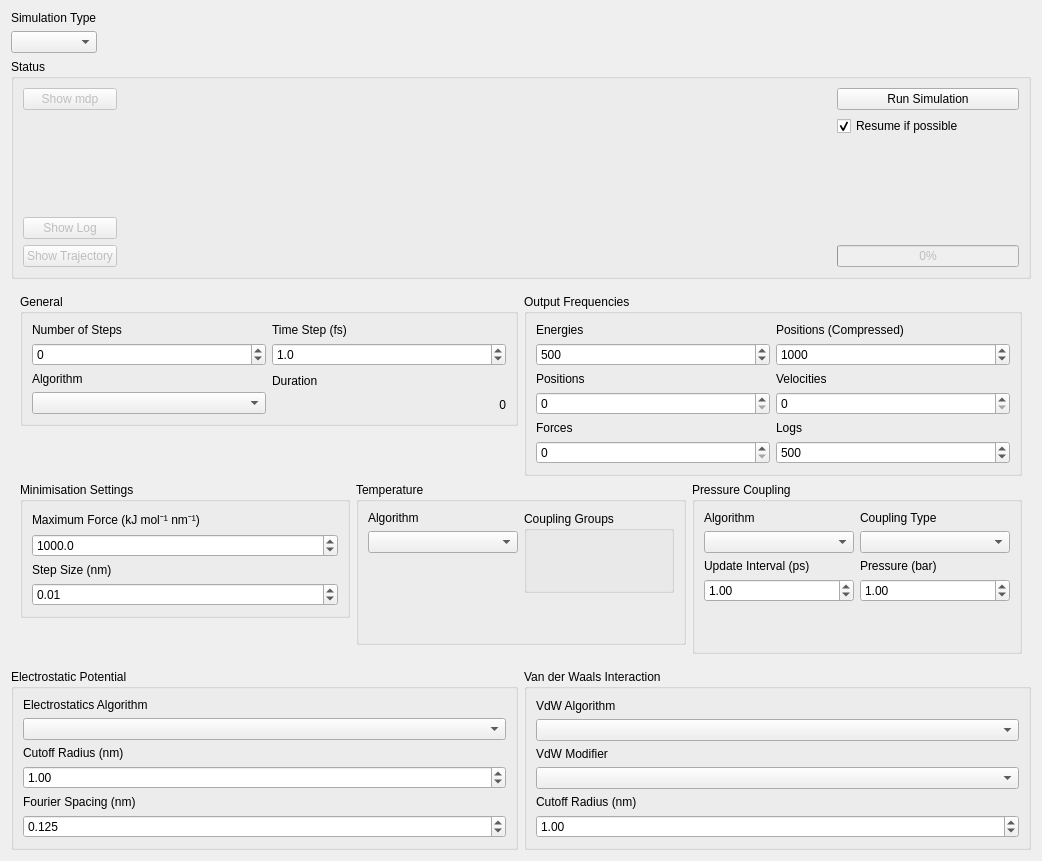
Above: ui/simulationsetupform.ui from breuerss/gromacs-ui before the change. Below: the same form after it.
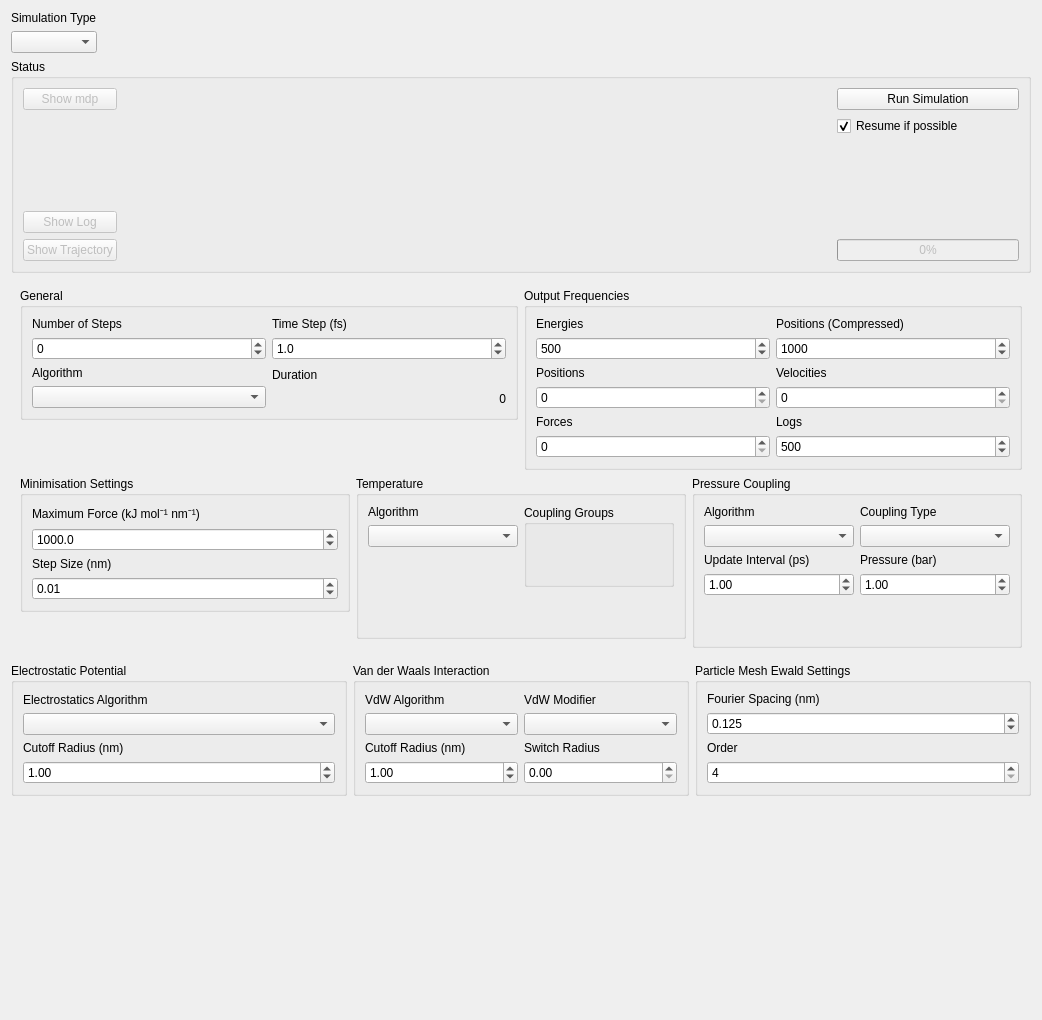
That is the form after the change. Icons and pictures are not drawn.

Commit message: feature: add general pme settings

```diff
--- a/ui/simulationsetupform.ui
+++ b/ui/simulationsetupform.ui
@@ -7,13 +7,13 @@
     <x>0</x>
     <y>0</y>
     <width>1042</width>
-    <height>861</height>
+    <height>1020</height>
    </rect>
   </property>
   <property name="windowTitle">
    <string>Form</string>
   </property>
-  <layout class="QVBoxLayout" name="verticalLayout_27">
+  <layout class="QVBoxLayout" name="verticalLayout_31">
    <item>
     <layout class="QHBoxLayout" name="horizontalLayout_3">
      <item>
@@ -718,8 +718,8 @@
        <property name="title">
         <string>Electrostatic Potential</string>
        </property>
-       <layout class="QVBoxLayout" name="verticalLayout_15">
-        <item>
+       <layout class="QGridLayout" name="gridLayout_6">
+        <item row="0" column="0">
          <layout class="QVBoxLayout" name="verticalLayout_12">
           <item>
            <widget class="QLabel" name="electrostaticAlgorithmLabel">
@@ -736,7 +736,7 @@
           </item>
          </layout>
         </item>
-        <item>
+        <item row="1" column="0">
          <layout class="QVBoxLayout" name="verticalLayout_13">
           <item>
            <widget class="QLabel" name="electrostaticCutoffRadiusLabel">
@@ -760,6 +760,107 @@
           </item>
          </layout>
         </item>
+       </layout>
+      </widget>
+     </item>
+     <item>
+      <widget class="QGroupBox" name="vanDerWaalsGroup">
+       <property name="title">
+        <string>Van der Waals Interaction</string>
+       </property>
+       <layout class="QGridLayout" name="gridLayout_5">
+        <item row="0" column="0">
+         <layout class="QHBoxLayout" name="horizontalLayout_4">
+          <item>
+           <layout class="QVBoxLayout" name="verticalLayout_17">
+            <item>
+             <widget class="QLabel" name="vdwAlgorithmLabel">
+              <property name="text">
+               <string>VdW Algorithm</string>
+              </property>
+              <property name="buddy">
+               <cstring>vdwAlgorithm</cstring>
+              </property>
+             </widget>
+            </item>
+            <item>
+             <widget class="QComboBox" name="vdwAlgorithm"/>
+            </item>
+           </layout>
+          </item>
+          <item>
+           <layout class="QVBoxLayout" name="verticalLayout_21">
+            <item>
+             <widget class="QLabel" name="vdwModifierLabel">
+              <property name="text">
+               <string>VdW Modifier</string>
+              </property>
+              <property name="buddy">
+               <cstring>vdwModifier</cstring>
+              </property>
+             </widget>
+            </item>
+            <item>
+             <widget class="QComboBox" name="vdwModifier"/>
+            </item>
+           </layout>
+          </item>
+         </layout>
+        </item>
+        <item row="1" column="0">
+         <layout class="QHBoxLayout" name="horizontalLayout_8">
+          <item>
+           <layout class="QVBoxLayout" name="verticalLayout_16">
+            <item>
+             <widget class="QLabel" name="vdwCutoffRadiusLabel">
+              <property name="text">
+               <string>Cutoff Radius (nm)</string>
+              </property>
+              <property name="buddy">
+               <cstring>vdwCutoffRadius</cstring>
+              </property>
+             </widget>
+            </item>
+            <item>
+             <widget class="QDoubleSpinBox" name="vdwCutoffRadius">
+              <property name="maximum">
+               <double>99999999.000000000000000</double>
+              </property>
+              <property name="value">
+               <double>1.000000000000000</double>
+              </property>
+             </widget>
+            </item>
+           </layout>
+          </item>
+          <item>
+           <layout class="QVBoxLayout" name="verticalLayout_26">
+            <item>
+             <widget class="QLabel" name="vdwSwitchRadiusLabel">
+              <property name="text">
+               <string>Switch Radius</string>
+              </property>
+              <property name="buddy">
+               <cstring>vdwSwitchRadius</cstring>
+              </property>
+             </widget>
+            </item>
+            <item>
+             <widget class="QDoubleSpinBox" name="vdwSwitchRadius"/>
+            </item>
+           </layout>
+          </item>
+         </layout>
+        </item>
+       </layout>
+      </widget>
+     </item>
+     <item>
+      <widget class="QGroupBox" name="pmeSettingsGroup">
+       <property name="title">
+        <string>Particle Mesh Ewald Settings</string>
+       </property>
+       <layout class="QVBoxLayout" name="verticalLayout_27">
         <item>
          <layout class="QVBoxLayout" name="verticalLayout_14">
           <item>
@@ -784,21 +885,12 @@
           </item>
          </layout>
         </item>
-       </layout>
-      </widget>
-     </item>
-     <item>
-      <widget class="QGroupBox" name="vanDerWaalsGroup">
-       <property name="title">
-        <string>Van der Waals Interaction</string>
-       </property>
-       <layout class="QVBoxLayout" name="verticalLayout_26">
         <item>
-         <layout class="QVBoxLayout" name="verticalLayout_17">
+         <layout class="QVBoxLayout" name="verticalLayout_15">
           <item>
-           <widget class="QLabel" name="vdwAlgorithmLabel">
+           <widget class="QLabel" name="pmeOrderLabel">
             <property name="text">
-             <string>VdW Algorithm</string>
+             <string>Order</string>
             </property>
             <property name="buddy">
              <cstring>vdwAlgorithm</cstring>
@@ -806,43 +898,15 @@
            </widget>
           </item>
           <item>
-           <widget class="QComboBox" name="vdwAlgorithm"/>
-          </item>
-         </layout>
-        </item>
-        <item>
-         <layout class="QVBoxLayout" name="verticalLayout_21">
-          <item>
-           <widget class="QLabel" name="vdwModifierLabel">
-            <property name="text">
-             <string>VdW Modifier</string>
+           <widget class="QSpinBox" name="pmeOrder">
+            <property name="minimum">
+             <number>4</number>
             </property>
-           </widget>
-          </item>
-          <item>
-           <widget class="QComboBox" name="vdwModifier"/>
-          </item>
-         </layout>
-        </item>
-        <item>
-         <layout class="QVBoxLayout" name="verticalLayout_16">
-          <item>
-           <widget class="QLabel" name="vdwCutoffRadiusLabel">
-            <property name="text">
-             <string>Cutoff Radius (nm)</string>
-            </property>
-            <property name="buddy">
-             <cstring>vdwCutoffRadius</cstring>
-            </property>
-           </widget>
-          </item>
-          <item>
-           <widget class="QDoubleSpinBox" name="vdwCutoffRadius">
             <property name="maximum">
-             <double>99999999.000000000000000</double>
+             <number>10</number>
             </property>
-            <property name="value">
-             <double>1.000000000000000</double>
+            <property name="singleStep">
+             <number>2</number>
             </property>
            </widget>
           </item>
@@ -853,6 +917,19 @@
      </item>
     </layout>
    </item>
+   <item>
+    <spacer name="verticalSpacer">
+     <property name="orientation">
+      <enum>Qt::Vertical</enum>
+     </property>
+     <property name="sizeHint" stdset="0">
+      <size>
+       <width>20</width>
+       <height>40</height>
+      </size>
+     </property>
+    </spacer>
+   </item>
   </layout>
  </widget>
  <tabstops>
```
Left out of the diff: 205 changed lines with no effect on the pictures. The commit also changes 3 other files.
